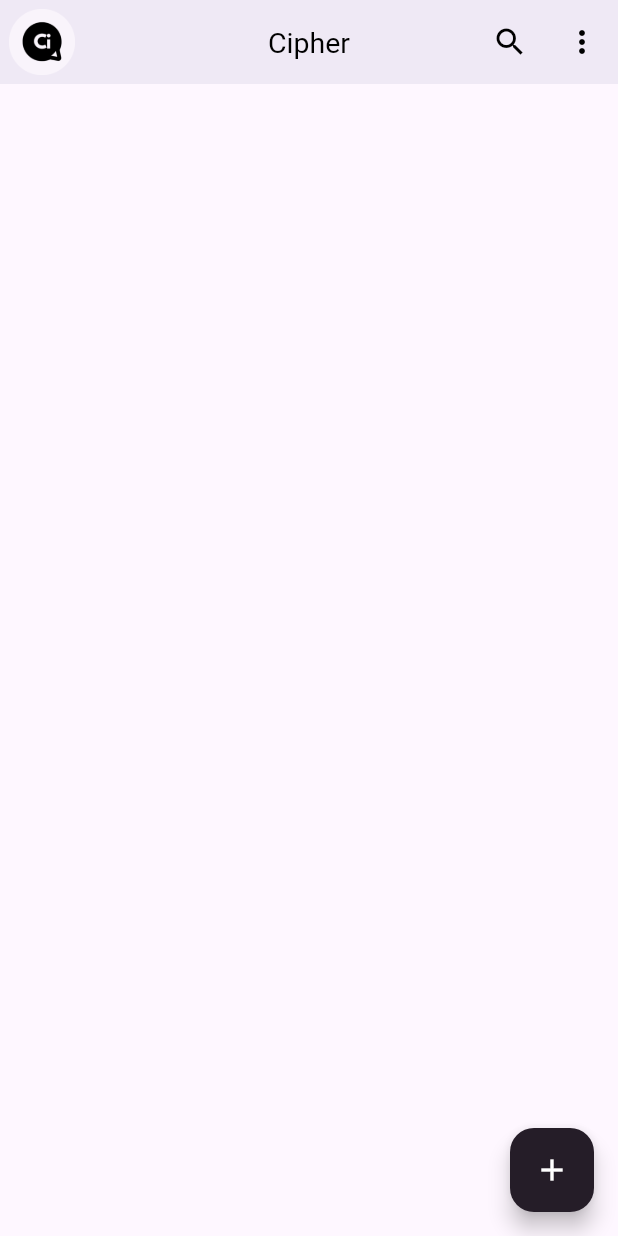
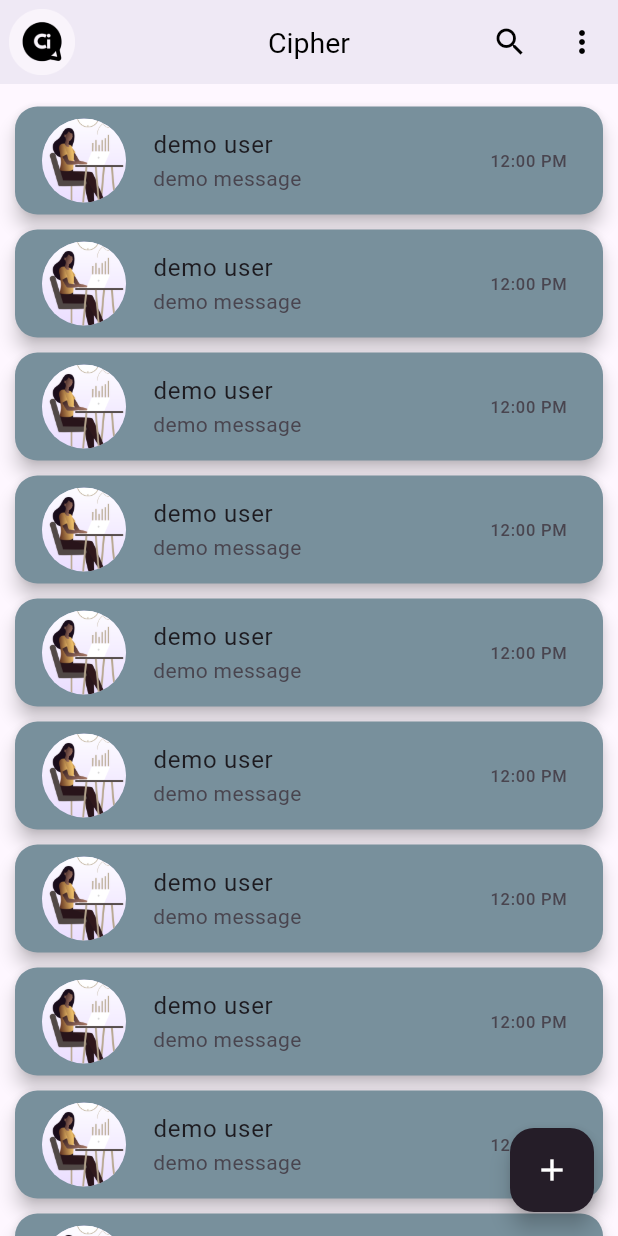
Before and after one commit to fortunatefogy/cipherchatapp, a Flutter app: the HomeScreen screen opened directly, on a phone screen of 412 x 824 dp. Run offline on Flutter 3.47's test engine with Material 3 defaults, Android fonts, the phone set to English and light mode, and no system bars; our stand-ins replace firebase_auth, firebase_core, google_sign_in; accounts and stored records are empty.

Commit message:
Home screen card done

```diff
--- a/lib/screens/home_screen.dart
+++ b/lib/screens/home_screen.dart
@@ -1,6 +1,7 @@
 // ignore_for_file: unused_import
 import 'package:cipher/api/apis.dart';
 import 'package:cipher/screens/auth/login_screen.dart';
+import 'package:cipher/widgets/chat_user_card.dart';
 import 'package:firebase_auth/firebase_auth.dart';
 import 'package:flutter/material.dart';
 import 'package:google_sign_in/google_sign_in.dart';
@@ -48,6 +49,13 @@ class _HomeScreenState extends State<HomeScreen> {
         },
         child: Icon(Icons.add, color: Colors.white),
       ),
+      body: ListView.builder(
+          itemCount: 15,
+          padding: EdgeInsets.only(top: 10),
+          physics: BouncingScrollPhysics(),
+          itemBuilder: (context, index) {
+            return const ChatUserCard();
+          }),
     );
   }
 }
--- a/lib/widgets/chat_user_card.dart
+++ b/lib/widgets/chat_user_card.dart
@@ -10,6 +10,28 @@ class ChatUserCard extends StatefulWidget {
 class _ChatUserCardState extends State<ChatUserCard> {
   @override
   Widget build(BuildContext context) {
-    return const Placeholder();
+    return Card(
+      margin: EdgeInsets.symmetric(vertical: 5, horizontal: 10),
+      color: const Color(0xFF78909C),
+      elevation: 5,
+      shape: RoundedRectangleBorder(
+        borderRadius: BorderRadius.circular(15),
+      ),
+      child: InkWell(
+        onTap: () {},
+        child: const ListTile(
+          leading: CircleAvatar(
+            radius: 30,
+            backgroundImage: AssetImage('assets/images/image1.png'),
+          ),
+          title: Text("demo user"),
+          subtitle: Text(
+            "demo message",
+            maxLines: 1,
+          ),
+          trailing: Text("12:00 PM"),
+        ),
+      ),
+    );
   }
 }
```
